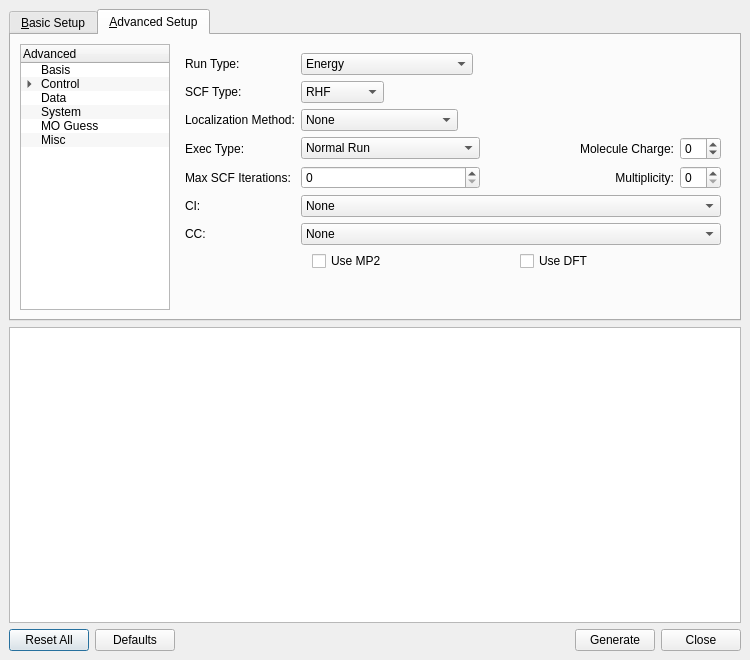
Qt form libavogadro/src/extensions/gamessinputdialog.ui (cryos/avogadro) before a commit.
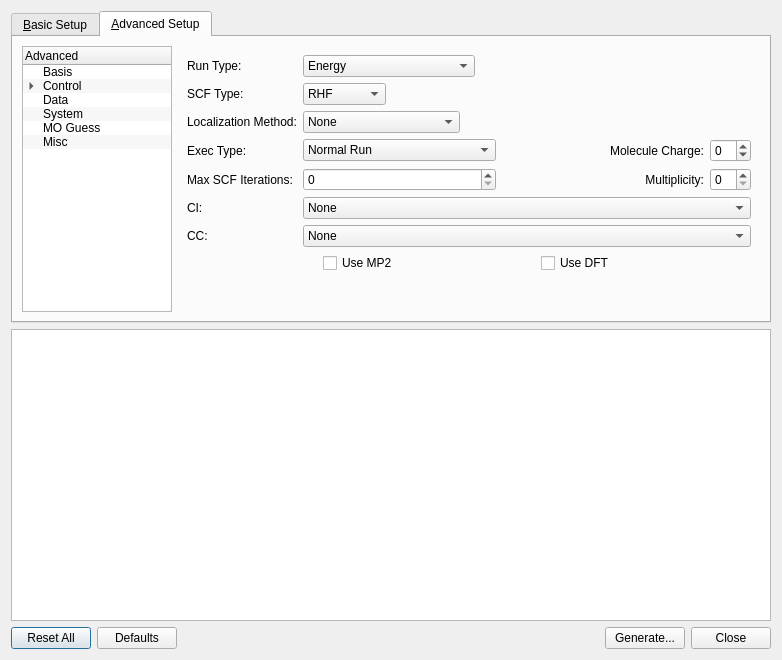
The same form after that commit. The open tabs and pages were chosen to show the change.

Patch:
```diff
--- a/libavogadro/src/extensions/gamessinputdialog.ui
+++ b/libavogadro/src/extensions/gamessinputdialog.ui
@@ -5,7 +5,7 @@
    <rect>
     <x>0</x>
     <y>0</y>
-    <width>750</width>
+    <width>782</width>
     <height>660</height>
    </rect>
   </property>
@@ -13,12 +13,6 @@
    <string>GAMESS Input</string>
   </property>
   <layout class="QGridLayout" >
-   <property name="margin" >
-    <number>9</number>
-   </property>
-   <property name="spacing" >
-    <number>6</number>
-   </property>
    <item row="0" column="0" >
     <widget class="QTabWidget" name="modeTab" >
      <property name="currentIndex" >
@@ -460,24 +454,10 @@
       </layout>
      </widget>
      <widget class="QWidget" name="advancedWidget" >
-      <property name="geometry" >
-       <rect>
-        <x>0</x>
-        <y>0</y>
-        <width>960</width>
-        <height>480</height>
-       </rect>
-      </property>
       <attribute name="title" >
        <string>&amp;Advanced Setup</string>
       </attribute>
       <layout class="QHBoxLayout" >
-       <property name="spacing" >
-        <number>6</number>
-       </property>
-       <property name="margin" >
-        <number>9</number>
-       </property>
        <item>
         <widget class="QTreeWidget" name="navigationTree" >
          <property name="minimumSize" >
@@ -983,21 +963,7 @@
           </layout>
          </widget>
          <widget class="QWidget" name="controlWidget" >
-          <property name="geometry" >
-           <rect>
-            <x>0</x>
-            <y>0</y>
-            <width>100</width>
-            <height>30</height>
-           </rect>
-          </property>
           <layout class="QGridLayout" >
-           <property name="margin" >
-            <number>9</number>
-           </property>
-           <property name="spacing" >
-            <number>6</number>
-           </property>
            <item row="4" column="0" >
             <widget class="QLabel" name="label_30" >
              <property name="text" >
@@ -1007,12 +973,6 @@
            </item>
            <item row="0" column="1" >
             <layout class="QHBoxLayout" >
-             <property name="spacing" >
-              <number>6</number>
-             </property>
-             <property name="margin" >
-              <number>0</number>
-             </property>
              <item>
               <widget class="QComboBox" name="controlRunCombo" >
                <item>
@@ -1144,12 +1104,6 @@
            </item>
            <item row="1" column="1" >
             <layout class="QHBoxLayout" >
-             <property name="spacing" >
-              <number>6</number>
-             </property>
-             <property name="margin" >
-              <number>0</number>
-             </property>
              <item>
               <widget class="QComboBox" name="controlSCFCombo" >
                <item>
@@ -1201,12 +1155,6 @@
            </item>
            <item row="2" column="1" >
             <layout class="QHBoxLayout" >
-             <property name="spacing" >
-              <number>6</number>
-             </property>
-             <property name="margin" >
-              <number>0</number>
-             </property>
              <item>
               <widget class="QComboBox" name="controlLocalizationCombo" >
                <item>
@@ -1374,12 +1322,6 @@
            </item>
            <item row="4" column="1" >
             <layout class="QHBoxLayout" >
-             <property name="spacing" >
-              <number>6</number>
-             </property>
-             <property name="margin" >
-              <number>0</number>
-             </property>
              <item>
               <widget class="QSpinBox" name="controlMaxSCFSpin" />
              </item>
@@ -1413,12 +1355,6 @@
            </item>
            <item row="3" column="1" >
             <layout class="QHBoxLayout" >
-             <property name="spacing" >
-              <number>6</number>
-             </property>
-             <property name="margin" >
-              <number>0</number>
-             </property>
              <item>
               <widget class="QComboBox" name="controlExecCombo" >
                <item>
@@ -1480,12 +1416,6 @@
            </item>
            <item row="7" column="0" colspan="3" >
             <layout class="QHBoxLayout" >
-             <property name="spacing" >
-              <number>6</number>
-             </property>
-             <property name="margin" >
-              <number>0</number>
-             </property>
              <item>
               <spacer>
                <property name="orientation" >
@@ -3424,12 +3354,6 @@
    </item>
    <item row="2" column="0" >
     <layout class="QHBoxLayout" >
-     <property name="spacing" >
-      <number>6</number>
-     </property>
-     <property name="margin" >
-      <number>0</number>
-     </property>
      <item>
       <widget class="QPushButton" name="resetAllButton" >
        <property name="text" >
@@ -3463,7 +3387,7 @@
      <item>
       <widget class="QPushButton" name="generateButton" >
        <property name="text" >
-        <string>Generate</string>
+        <string>Generate...</string>
        </property>
       </widget>
      </item>
```
Left out of the diff: 346 changed lines with no effect on the pictures.
